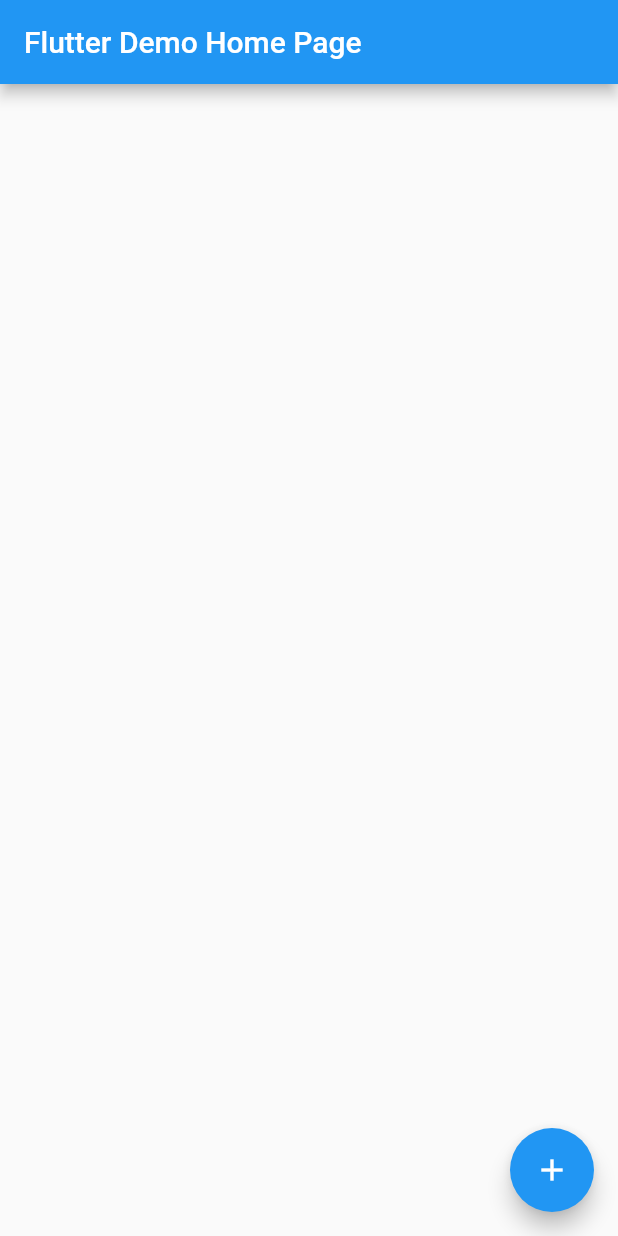
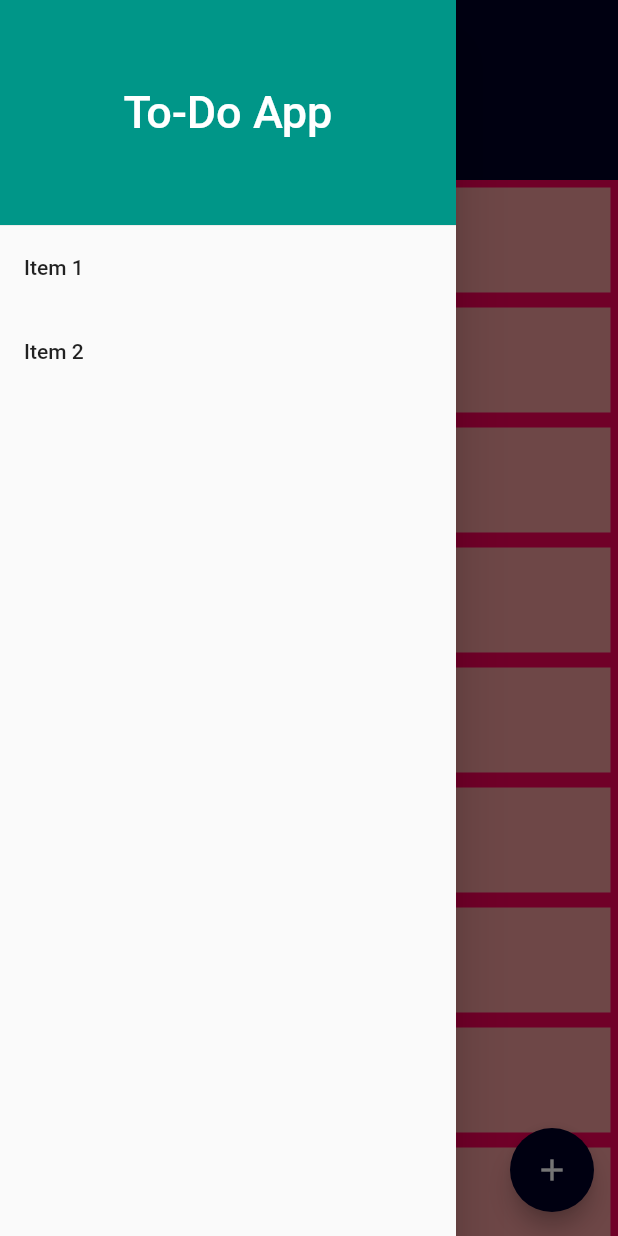
Before and after one commit to ahmedElatrouz/todo_list, a Flutter app: the screen it shows after launch, with the side drawer open (before the commit the screen has no drawer), on a phone screen of 412 x 824 dp. Run offline on Flutter 3.47's test engine with Material 2 defaults, Android fonts, the phone set to English and light mode, and no system bars.

Commit message:
base widgets

```diff
--- a/lib/main.dart
+++ b/lib/main.dart
@@ -1,42 +1,25 @@
 import 'package:flutter/material.dart';
+import 'package:todo_list/taskWidget.dart';
+
+Map<String,String> tasks={'task1':'do task1','task2':'do task2'};
 
 void main() => runApp(MyApp());
 
 class MyApp extends StatelessWidget {
-  // This widget is the root of your application.
   @override
   Widget build(BuildContext context) {
     return MaterialApp(
-      title: 'Flutter Demo',
+      title: 'My-Tasks',
       theme: ThemeData(
-        // This is the theme of your application.
-        //
-        // Try running your application with "flutter run". You'll see the
-        // application has a blue toolbar. Then, without quitting the app, try
-        // changing the primarySwatch below to Colors.green and then invoke
-        // "hot reload" (press "r" in the console where you ran "flutter run",
-        // or simply save your changes to "hot reload" in a Flutter IDE).
-        // Notice that the counter didn't reset back to zero; the application
-        // is not restarted.
-        primarySwatch: Colors.blue,
+        primarySwatch: Colors.teal,
       ),
-      home: MyHomePage(title: 'Flutter Demo Home Page'),
+      home: MyHomePage(title: 'My-Tasks'),
     );
   }
 }
 
 class MyHomePage extends StatefulWidget {
   MyHomePage({Key key, this.title}) : super(key: key);
-
-  // This widget is the home page of your application. It is stateful, meaning
-  // that it has a State object (defined below) that contains fields that affect
-  // how it looks.
-
-  // This class is the configuration for the state. It holds the values (in this
-  // case the title) provided by the parent (in this case the App widget) and
-  // used by the build method of the State. Fields in a Widget subclass are
-  // always marked "final".
-
   final String title;
 
   @override
@@ -44,39 +27,92 @@ class MyHomePage extends StatefulWidget {
 }
 
 class _MyHomePageState extends State<MyHomePage> {
-  int _counter = 0;
 
-  void _incrementCounter() {
-    setState(() {
-      // This call to setState tells the Flutter framework that something has
-      // changed in this State, which causes it to rerun the build method below
-      // so that the display can reflect the updated values. If we changed
-      // _counter without calling setState(), then the build method would not be
-      // called again, and so nothing would appear to happen.
-      _counter++;
-    });
+  void _addTask() {
+      print("add task");
   }
 
   @override
   Widget build(BuildContext context) {
-    // This method is rerun every time setState is called, for instance as done
-    // by the _incrementCounter method above.
-    //
-    // The Flutter framework has been optimized to make rerunning build methods
-    // fast, so that you can just rebuild anything that needs updating rather
-    // than having to individually change instances of widgets.
     return Scaffold(
-      appBar: AppBar(
-        // Here we take the value from the MyHomePage object that was created by
-        // the App.build method, and use it to set our appbar title.
-        title: Text(widget.title),
+      drawer: Drawer(
+  child: ListView(
+    padding: EdgeInsets.zero,
+    children: <Widget>[
+      Container(
+        height: 150,
+        child: DrawerHeader(
+          margin: EdgeInsets.zero,
+        padding: EdgeInsets.zero,
+          child: Center(child:
+          Text(
+            'To-Do App',
+            style:TextStyle(color: Colors.white,fontSize: 30) ,)),
+          decoration: BoxDecoration(
+            color: Colors.teal,
+          ),
+        ),
+      ),
+      ListTile(
+        title: Text('Item 1'),
+        onTap: () {
+          // Update the state of the app.
+          // ...
+        },
+      ),
+      ListTile(
+        title: Text('Item 2'),
+        onTap: () {
+          // Update the state of the app.
+          // ...
+        },
+      ),
+    ],
+  ),
+),
+
+
+      body: Container(
+        color: Colors.pinkAccent[400],
+        child: ListView(
+           children: <Widget>[
+             Container(
+               height:120,
+                child: Center(
+                  child: Text(
+                    'TODOY',
+                    style: TextStyle(fontSize: 40,color: Colors.white),
+                    )),
+               color: Color(0xff000025),
+             ),
+
+             TaskWidget(isChecked:false, ),
+             TaskWidget(isChecked:false, ),
+             TaskWidget(isChecked:false, ),
+             TaskWidget(isChecked:false, ),
+             TaskWidget(isChecked:false, ),
+             TaskWidget(isChecked:false, ),
+             TaskWidget(isChecked:false, ),
+             TaskWidget(isChecked:false, ),
+             TaskWidget(isChecked:false, ),
+             TaskWidget(isChecked:false, ),
+             TaskWidget(isChecked:false, ),
+             TaskWidget(isChecked:false, ),
+             TaskWidget(isChecked:false, ),
+             TaskWidget(isChecked:false, ),
+             TaskWidget(isChecked:false, ),
+           ]
+        ),
       ),
 
       floatingActionButton: FloatingActionButton(
-        onPressed: _incrementCounter,
+        onPressed: _addTask,
         tooltip: 'Increment',
         child: Icon(Icons.add),
-      ), // This trailing comma makes auto-formatting nicer for build methods.
+        backgroundColor: Color(0xff000025),
+      ),
     );
   }
+
+
 }
--- /dev/null
+++ b/lib/steps.txt
@@ -0,0 +1,3 @@
+1-show tasks
+2-add tasks
+3-delete tasks
--- /dev/null
+++ b/lib/taskWidget.dart
@@ -0,0 +1,40 @@
+import 'package:flutter/material.dart';
+
+class TaskWidget extends StatefulWidget {
+  const TaskWidget({
+    Key key,
+    @required this.isChecked,
+  }) : super(key: key);
+
+  final bool isChecked;
+
+  @override
+  _TaskWidgetState createState() => _TaskWidgetState();
+}
+
+class _TaskWidgetState extends State<TaskWidget> {
+
+  @override
+  Widget build(BuildContext context) {
+    bool ch=widget.isChecked;
+   return Container(
+               decoration: BoxDecoration(
+                 color: Colors.red[200],
+               ),
+               height:70,
+               child:Row(
+                 mainAxisAlignment: MainAxisAlignment.start,
+                 children: <Widget>[
+                   Checkbox(value: ch, onChanged: (ch){
+                     setState(() {
+                       ch=!ch;
+                     });
+                   }),
+                   Text("data")
+                 ],
+               ),
+               margin:EdgeInsets.all(5),
+               padding:EdgeInsets.all(10) ,
+             );
+  }
+}
```
